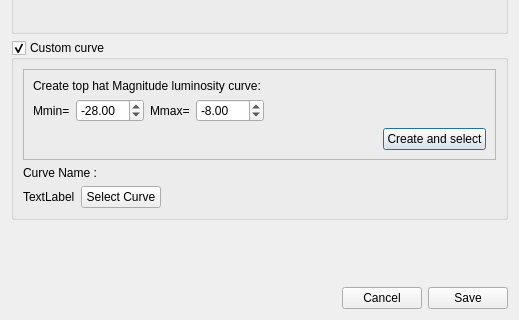
Above: PhzQtUI/auxdir/PhzQtUI/DialogLuminosityFunction.ui from astrorama/Phosphoros before the change; both pictures show x 0 to 519 and y 256 to 576 of the 519 by 576 pixel window. Below: the same form after it.
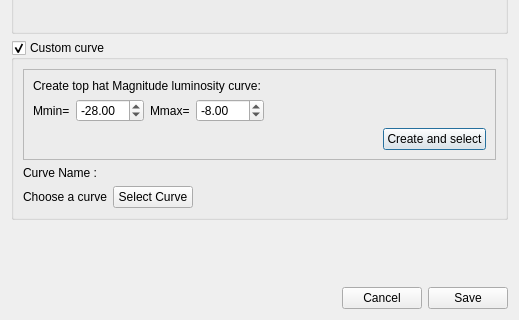
That is the form after the change.

Patch:
```diff
--- a/PhzQtUI/auxdir/PhzQtUI/DialogLuminosityFunction.ui
+++ b/PhzQtUI/auxdir/PhzQtUI/DialogLuminosityFunction.ui
@@ -358,7 +358,7 @@
         <item>
          <widget class="QLabel" name="lb_curve">
           <property name="text">
-           <string>TextLabel</string>
+           <string>Choose a curve</string>
           </property>
          </widget>
         </item>
```
